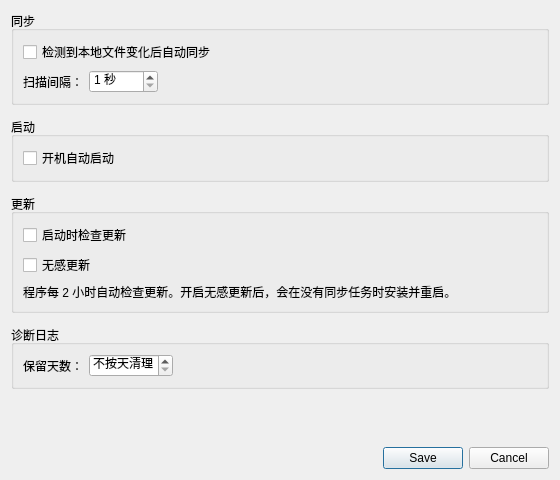
Before: the Qt Designer form src/preferencesdialog.ui in UUxxXxxUU/SyncTool, drawn with Qt 5.
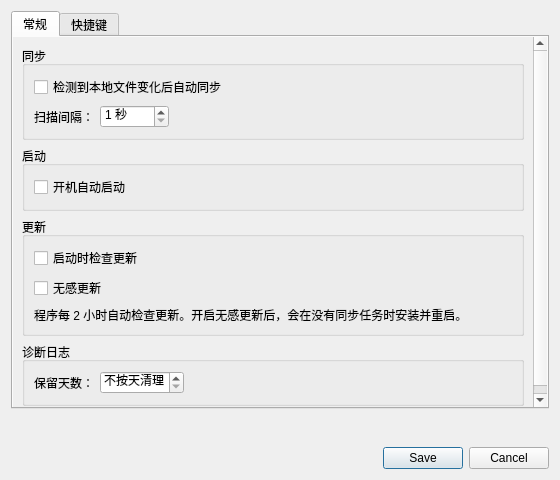
After: the same form once the commit is applied.

Commit message:
发布 1.1.6，增加同步快捷键并改进状态反馈
同步模块：1. 保留后台检查前的最终状态、进度和错误详情。
同步模块：2. 仅在实际尝试连接共享时显示连接阶段。

界面模块：1. 支持本地和全局同步快捷键、冲突提示及可配置反馈。
界面模块：2. 上移同步结束提示并汇总主机结果。
界面模块：3. 修复偏好设置中更新说明裁切。

诊断模块：1. 合并后台重复状态和异常日志。
诊断模块：2. 区分远程用户名缺失和密码为空并保留失败进度。

发布模块：1. 更新版本、客户端更新说明及回归用例。

```diff
--- a/src/preferencesdialog.ui
+++ b/src/preferencesdialog.ui
@@ -7,6 +7,19 @@
   <property name="windowTitle"><string>偏好设置</string></property>
   <layout class="QVBoxLayout" name="layout">
    <property name="spacing"><number>12</number></property>
+   <item><widget class="QTabWidget" name="preferencesTabs">
+    <widget class="QWidget" name="generalTab">
+     <attribute name="title"><string>常规</string></attribute>
+     <layout class="QVBoxLayout" name="generalTabLayout">
+      <property name="leftMargin"><number>0</number></property>
+      <property name="topMargin"><number>0</number></property>
+      <property name="rightMargin"><number>0</number></property>
+      <property name="bottomMargin"><number>0</number></property>
+      <item><widget class="QScrollArea" name="generalScroll">
+       <property name="frameShape"><enum>QFrame::NoFrame</enum></property>
+       <property name="widgetResizable"><bool>true</bool></property>
+       <widget class="QWidget" name="generalContent">
+        <layout class="QVBoxLayout" name="generalLayout">
    <item><widget class="QGroupBox" name="syncGroup">
     <property name="title"><string>同步</string></property>
     <layout class="QVBoxLayout" name="syncLayout">
@@ -31,6 +44,7 @@
    <item><widget class="QGroupBox" name="updateGroup">
     <property name="title"><string>更新</string></property>
     <layout class="QVBoxLayout" name="updateLayout">
+     <property name="spacing"><number>6</number></property>
      <item><widget class="QCheckBox" name="checkUpdatesOnStartupCheck">
       <property name="text"><string>启动时检查更新</string></property>
       <property name="toolTip"><string>下次启动时额外检查更新；每 2 小时的定时检查始终运行。</string></property>
@@ -57,6 +71,19 @@
      </widget></item>
      <item><spacer name="retentionSpacer"><property name="orientation"><enum>Qt::Horizontal</enum></property><property name="sizeHint" stdset="0"><size><width>40</width><height>20</height></size></property></spacer></item>
     </layout>
+   </widget></item>
+         <item><spacer name="generalSpacer"><property name="orientation"><enum>Qt::Vertical</enum></property><property name="sizeHint" stdset="0"><size><width>0</width><height>0</height></size></property></spacer></item>
+        </layout>
+       </widget>
+      </widget></item>
+     </layout>
+    </widget>
+    <widget class="QWidget" name="shortcutsTab">
+     <attribute name="title"><string>快捷键</string></attribute>
+     <layout class="QVBoxLayout" name="shortcutsLayout">
+      <item><widget class="QCheckBox" name="shortcutFeedbackCheck"><property name="text"><string>触发快捷键时显示提示</string></property></widget></item>
+     </layout>
+    </widget>
    </widget></item>
    <item><widget class="QLabel" name="errorLabel">
     <property name="visible"><bool>false</bool></property>
```
The commit also changes 24 other files.
